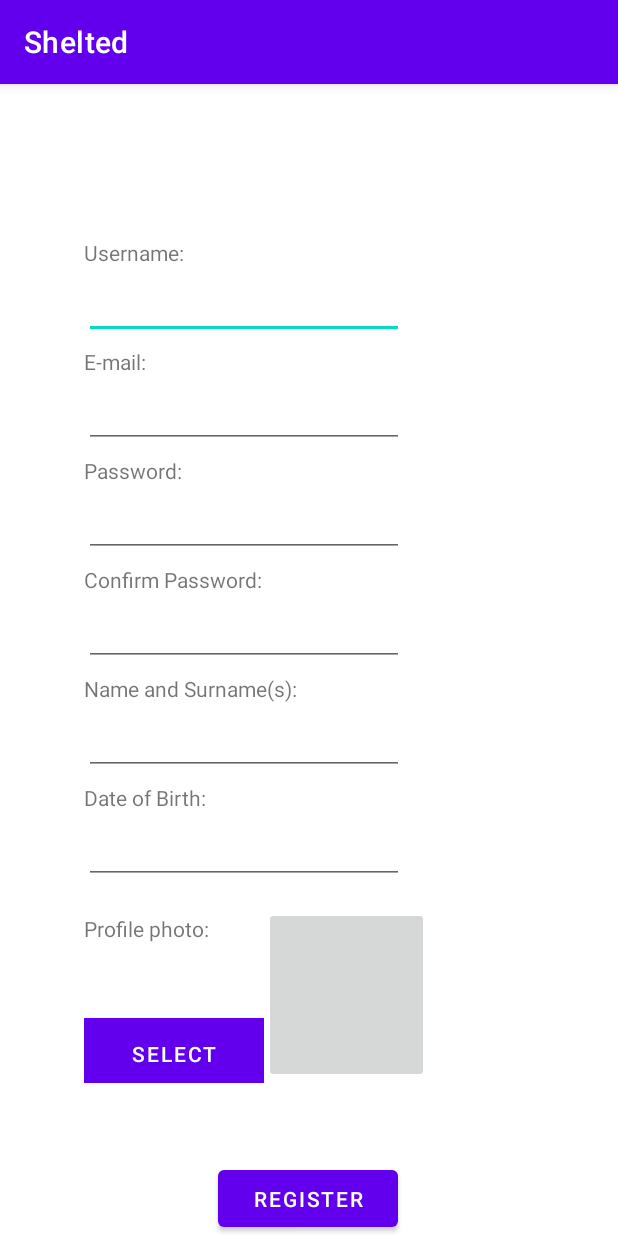
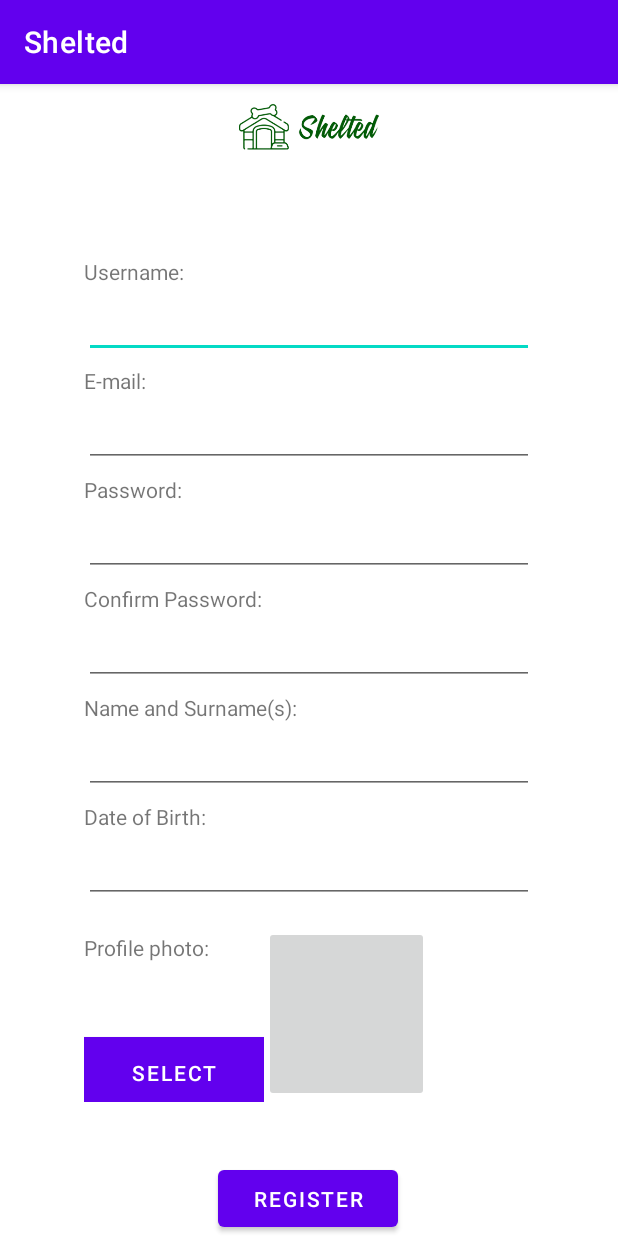
Before and after one commit to R4ul03/Shelted, an Android app: the fragment RegisterFragment shown on its own in the app's theme, on a phone screen of 412 x 824 dp. Run offline under Robolectric (Android 15) with nearby library versions, the phone set to English and light mode, and no system bars.

```diff
--- a/app/src/main/res/layout/fragment_register.xml
+++ b/app/src/main/res/layout/fragment_register.xml
@@ -4,8 +4,16 @@
     xmlns:tools="http://schemas.android.com/tools"
     android:layout_width="wrap_content"
     android:layout_height="match_parent"
-    android:layout_gravity="center"
-    tools:context=".registerFragment">
+    android:layout_gravity="center">
+
+    <ImageView
+        android:id="@+id/imageView3"
+        android:layout_width="140dp"
+        android:layout_height="65dp"
+        android:src="@drawable/logo"
+        app:layout_constraintEnd_toEndOf="parent"
+        app:layout_constraintStart_toStartOf="parent"
+        app:layout_constraintTop_toTopOf="parent" />
 
     <ScrollView
         android:id="@+id/scrollView2"
@@ -13,8 +21,10 @@
         android:layout_height="wrap_content"
         app:layout_constraintBottom_toTopOf="@+id/register_butt"
         app:layout_constraintEnd_toEndOf="parent"
+        app:layout_constraintHorizontal_bias="0.0"
         app:layout_constraintStart_toStartOf="parent"
-        app:layout_constraintTop_toTopOf="parent">
+        app:layout_constraintTop_toBottomOf="@+id/imageView3"
+        app:layout_constraintVertical_bias="0.0">
 
         <LinearLayout
             android:layout_width="300dp"
@@ -30,7 +40,7 @@
 
             <EditText
                 android:id="@+id/username2"
-                android:layout_width="wrap_content"
+                android:layout_width="match_parent"
                 android:layout_height="48dp"
                 android:ems="10"
                 android:inputType="textPersonName"
@@ -46,7 +56,7 @@
 
             <EditText
                 android:id="@+id/username3"
-                android:layout_width="wrap_content"
+                android:layout_width="match_parent"
                 android:layout_height="48dp"
                 android:ems="10"
                 android:inputType="textEmailAddress"
@@ -62,7 +72,7 @@
 
             <EditText
                 android:id="@+id/password"
-                android:layout_width="wrap_content"
+                android:layout_width="match_parent"
                 android:layout_height="48dp"
                 android:ems="10"
                 android:inputType="textPassword"
@@ -78,7 +88,7 @@
 
             <EditText
                 android:id="@+id/passwordCheck"
-                android:layout_width="wrap_content"
+                android:layout_width="match_parent"
                 android:layout_height="48dp"
                 android:ems="10"
                 android:inputType="textPassword"
@@ -94,7 +104,7 @@
 
             <EditText
                 android:id="@+id/username"
-                android:layout_width="wrap_content"
+                android:layout_width="match_parent"
                 android:layout_height="48dp"
                 android:ems="10"
                 android:minHeight="48dp"
@@ -109,7 +119,7 @@
 
             <EditText
                 android:id="@+id/editTextDate"
-                android:layout_width="wrap_content"
+                android:layout_width="match_parent"
                 android:layout_height="48dp"
                 android:ems="10"
                 android:inputType="date" />
@@ -142,11 +152,6 @@
 
                 </LinearLayout>
 
-                <Space
-                    android:layout_width="30dp"
-                    android:layout_height="match_parent"
-                    android:layout_weight="1" />
-
                 <ImageButton
                     android:id="@+id/imageButton"
                     android:layout_width="110dp"
--- a/app/src/main/res/layout/main_screen.xml
+++ b/app/src/main/res/layout/main_screen.xml
@@ -7,8 +7,8 @@
 
     <ImageView
         android:id="@+id/imageView"
-        android:layout_width="139dp"
-        android:layout_height="64dp"
+        android:layout_width="140dp"
+        android:layout_height="65dp"
         app:layout_constraintEnd_toEndOf="parent"
         app:layout_constraintStart_toStartOf="parent"
         app:layout_constraintTop_toTopOf="parent"
```
Also changed, not shown: app/src/main/java/Classes/Post.kt (added, +10 -0 lines), app/src/main/java/Classes/User.kt (added, +8 -0 lines), app/src/main/java/com/example/shelted/post.kt (deleted, +0 -7 lines), app/src/main/res/layout/fragment_login_.xml (+10 -1 lines).
